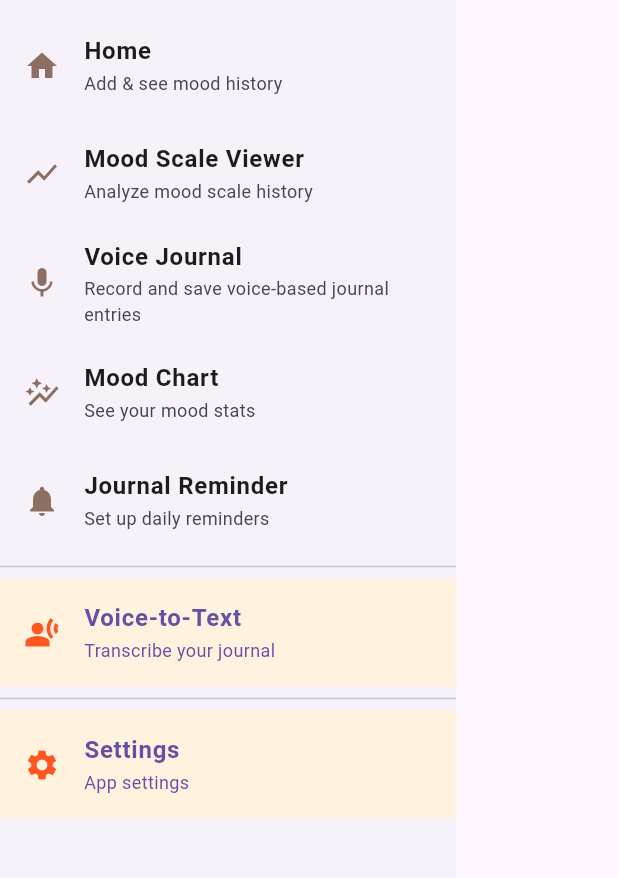
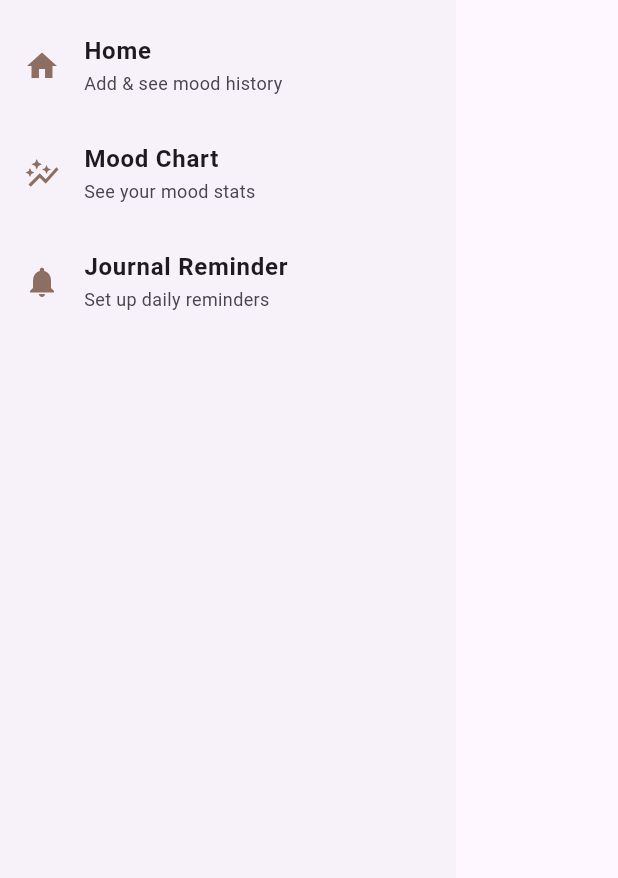
Before and after one commit to SECJ3623-MAP-24252/map-group-project-upholders, a Flutter app: the AppDrawer widget shown alone on an empty page, opened directly, on a phone screen of 412 x 824 dp, the part 242-1120 px from its top. Run offline on Flutter 3.47's test engine with Material 3 defaults, Android fonts, the phone set to English and light mode, and no system bars; our stand-ins replace audioplayers, cloud_firestore, firebase_auth, firebase_core, fl_chart, flutter_dotenv and 10 more; missing offline and left inert: record; accounts and stored records are empty.

Commit message:
drawer fixed

```diff
--- a/lib/widgets/app_drawer.dart
+++ b/lib/widgets/app_drawer.dart
@@ -11,23 +11,43 @@ class AppDrawer extends StatelessWidget {
         child: ListView(
           children: [
             const DrawerHeader(
-              decoration: BoxDecoration(
-                color: Color(0xFFA7B77A),
-              ),
+              decoration: BoxDecoration(color: Color(0xFFA7B77A)),
               child: Text(
                 'Mood Tracker',
-                style: TextStyle(fontSize: 24, color: Colors.white, fontWeight: FontWeight.bold),
+                style: TextStyle(
+                  fontSize: 24,
+                  color: Colors.white,
+                  fontWeight: FontWeight.bold,
+                ),
               ),
             ),
-            _drawerItem(context, Icons.home, 'Home', "Add & see mood history", '/dashboard-user'),
-            _drawerItem(context, Icons.show_chart, 'Mood Scale Viewer', "Analyze mood scale history", '/mood-scale-viewer'),
-            _drawerItem(context, Icons.mic, 'Voice Journal', "Record and save voice-based journal entries", '/voice-journal'),
-            _drawerItem(context, Icons.auto_graph, 'Mood Chart', "See your mood stats", '/mood-chart'),
-            _drawerItem(context, Icons.notifications, 'Journal Reminder', "Set up daily reminders", '/journal-reminder'),
-            const Divider(),
-            _drawerItem(context, Icons.transcribe, 'Voice-to-Text', "Transcribe your journal", null),
-            const Divider(),
-            _drawerItem(context, Icons.settings, 'Settings', "App settings", null),
+            _drawerItem(
+              context,
+              Icons.home,
+              'Home',
+              "Add & see mood history",
+              '/dashboard-user',
+            ),
+            // _drawerItem(context, Icons.show_chart, 'Mood Scale Viewer', "Analyze mood scale history", '/mood-scale-viewer'),
+            // _drawerItem(context, Icons.mic, 'Voice Journal', "Record and save voice-based journal entries", '/voice-journal'),
+            _drawerItem(
+              context,
+              Icons.auto_graph,
+              'Mood Chart',
+              "See your mood stats",
+              '/mood-chart',
+            ),
+            _drawerItem(
+              context,
+              Icons.notifications,
+              'Journal Reminder',
+              "Set up daily reminders",
+              '/journal-reminder',
+            ),
+
+            // _drawerItem(context, Icons.transcribe, 'Voice-to-Text', "Transcribe your journal", null),
+
+            // _drawerItem(context, Icons.settings, 'Settings', "App settings", null),
           ],
         ),
       ),
@@ -35,10 +55,18 @@ class AppDrawer extends StatelessWidget {
   }
 
   Widget _drawerItem(
-      BuildContext context, IconData icon, String title, String subtitle, String? route) {
+    BuildContext context,
+    IconData icon,
+    String title,
+    String subtitle,
+    String? route,
+  ) {
     final bool selected = ModalRoute.of(context)?.settings.name == route;
     return ListTile(
-      leading: Icon(icon, color: selected ? Colors.deepOrange : Colors.brown[400]),
+      leading: Icon(
+        icon,
+        color: selected ? Colors.deepOrange : Colors.brown[400],
+      ),
       title: Text(title, style: const TextStyle(fontWeight: FontWeight.bold)),
       subtitle: Text(subtitle, style: const TextStyle(fontSize: 12)),
       selected: selected,
@@ -50,10 +78,12 @@ class AppDrawer extends StatelessWidget {
             Navigator.pushReplacementNamed(context, route);
           }
         } else {
-          ScaffoldMessenger.of(context).showSnackBar(SnackBar(
-            content: Text('$title coming soon!'),
-            duration: const Duration(seconds: 1),
-          ));
+          ScaffoldMessenger.of(context).showSnackBar(
+            SnackBar(
+              content: Text('$title coming soon!'),
+              duration: const Duration(seconds: 1),
+            ),
+          );
         }
       },
     );
```
Also changed, not shown: pubspec.lock.
